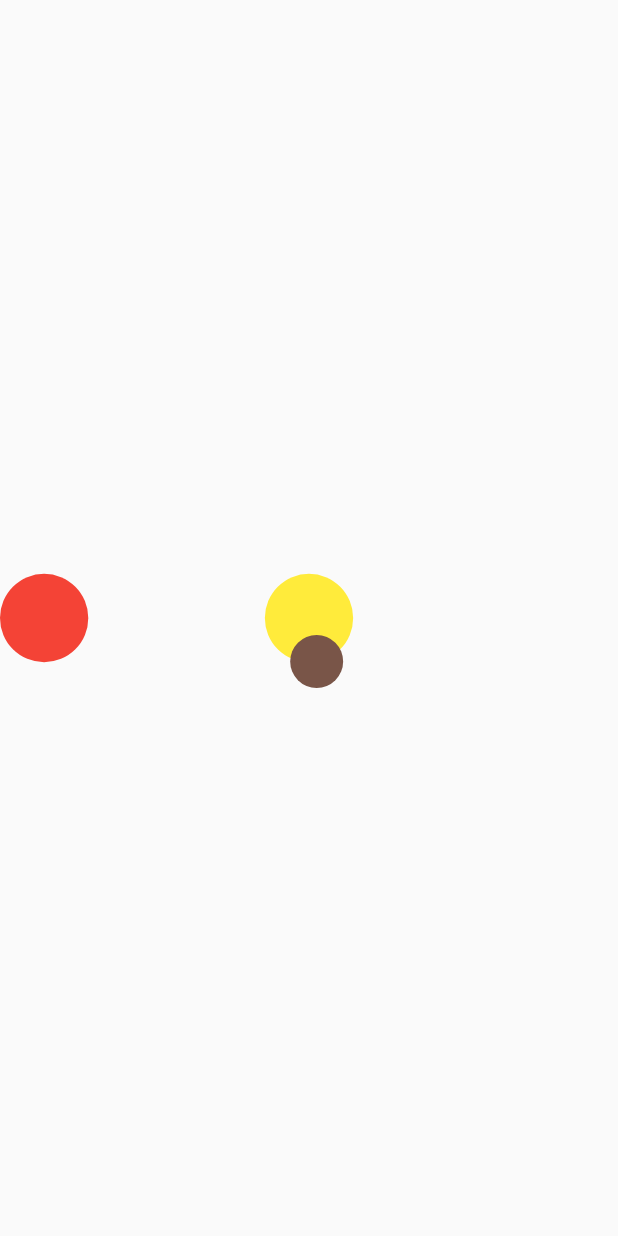
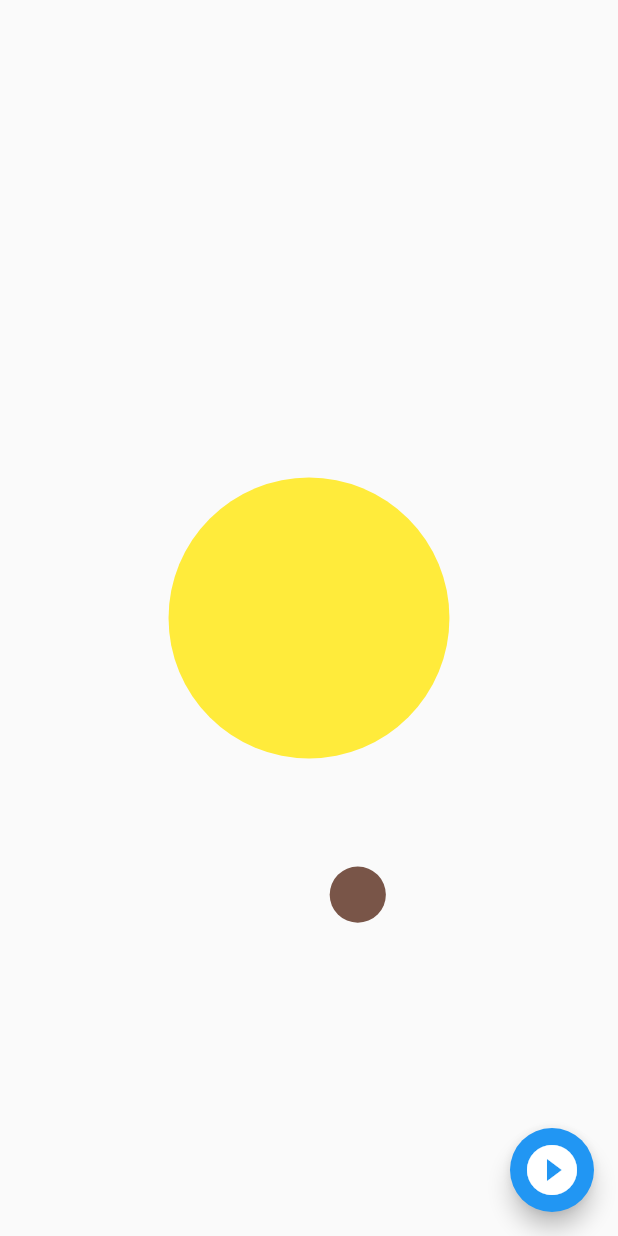
Before and after one commit to RuslanOrolbaev/solar_system, a Flutter app: the screen it shows after launch, on a phone screen of 412 x 824 dp. Run offline on Flutter 3.47's test engine with Material 2 defaults, Android fonts, the phone set to English and light mode, and no system bars.

```diff
--- /dev/null
+++ b/lib/configuration.dart
@@ -0,0 +1,2 @@
+const int fps = 60;
+const double frameRate = 1 / fps;
--- a/lib/model/calculation_helpers/farest_planet_distance.dart
+++ b/lib/model/calculation_helpers/farest_planet_distance.dart
@@ -1,6 +1,7 @@
 import 'package:solar_system/model/planet.dart';
 
 double longestPlanetDistance(List<Planet> planets) {
+  assert(planets.isNotEmpty);
   planets.sort((a, b) => (a.distanceFromCenter + a.radius)
       .compareTo(b.distanceFromCenter + b.radius));
   return planets.last.distanceFromCenter + planets.last.radius;
--- a/lib/view/home_screen.dart
+++ b/lib/view/home_screen.dart
@@ -1,9 +1,9 @@
 import 'package:flutter/material.dart';
-import 'package:solar_system/model/calculation_helpers/calculate_scale_modifier.dart';
-import 'package:solar_system/model/calculation_helpers/farest_planet_distance.dart';
-import 'package:solar_system/model/space_object.dart';
+import 'package:logging/logging.dart';
 import 'package:solar_system/model/planet.dart';
-import 'package:solar_system/view_model/space_object_widget.dart';
+import 'package:solar_system/view_model/solar_builder.dart';
+
+Logger _logger = Logger('Home screen');
 
 class HomeScreen extends StatefulWidget {
   const HomeScreen({Key? key}) : super(key: key);
@@ -13,15 +13,14 @@ class HomeScreen extends StatefulWidget {
 }
 
 class _HomeScreenState extends State<HomeScreen> {
-  late Size _size;
-
-  SpaceObject sun = SpaceObject(color: Colors.yellow, radius: 50);
+  late Size _screenSize;
+  bool _isAnimationRunning = false;
 
   Planet mercury = Planet(
-      radius: 30,
+      radius: 10,
       color: Colors.brown,
       speed: 5,
-      distanceFromCenter: 50,
+      distanceFromCenter: 100,
       angleInDegrees: 80.0);
 
   Planet jupiter = Planet(
@@ -31,39 +30,53 @@ class _HomeScreenState extends State<HomeScreen> {
       distanceFromCenter: 300,
       angleInDegrees: 180);
 
+  Planet earth = Planet(
+      radius: 20,
+      color: Colors.blue,
+      speed: 4,
+      distanceFromCenter: 150,
+      angleInDegrees: 45);
+
+  Planet uran = Planet(
+      radius: 25,
+      color: Colors.indigo,
+      speed: 20,
+      distanceFromCenter: 500,
+      angleInDegrees: 160);
+
   List<Planet> planets = [];
 
   @override
   void initState() {
     planets.add(mercury);
-    planets.add(jupiter);
+    // planets.add(earth);
+    // planets.add(jupiter);
+    // planets.add(uran);
     super.initState();
   }
 
   @override
   Widget build(BuildContext context) {
-    _size = MediaQuery.of(context).size;
+    _logger.info('running build');
+    _screenSize = MediaQuery.of(context).size;
 
-    return Scaffold(body: Stack(children: solarBuilder(sun, planets, _size)));
+    return Scaffold(
+      body: SolarBuilder(
+          planets: planets,
+          screenSize: _screenSize,
+          animationRunning: _isAnimationRunning),
+      floatingActionButton: FloatingActionButton(
+          child: Icon(
+              _isAnimationRunning
+                  ? Icons.stop_circle_outlined
+                  : Icons.play_circle_fill,
+              size: 40,
+              color: Colors.white),
+          onPressed: () {
+            setState(() {
+              _isAnimationRunning = !_isAnimationRunning;
+            });
+          }),
+    );
   }
 }
-
-List<Widget> solarBuilder(
-    SpaceObject sun, List<Planet> planets, Size screenSize) {
-  Offset screenCenter = Offset(screenSize.width / 2, screenSize.height / 2);
-  double longestDistance = longestPlanetDistance(planets);
-  double scaleModifier = calculateScaleModifier(screenSize, longestDistance);
-  List<Widget> spaceObjectWidgets = [
-    SpaceObjectWidget(
-        spaceObject: sun,
-        scaleModifier: scaleModifier,
-        screenCenter: screenCenter)
-  ];
-  for (Planet planet in planets) {
-    spaceObjectWidgets.add(SpaceObjectWidget(
-        spaceObject: planet,
-        scaleModifier: scaleModifier,
-        screenCenter: screenCenter));
-  }
-  return spaceObjectWidgets;
-}
--- a/lib/view_model/space_object_widget.dart
+++ b/lib/view_model/space_object_widget.dart
@@ -1,6 +1,6 @@
 import 'package:flutter/material.dart';
 import 'package:solar_system/model/space_object.dart';
-import 'package:solar_system/view_model/paintSpaceObject.dart';
+import 'package:solar_system/view_model/paint_space_object.dart';
 
 class SpaceObjectWidget extends StatelessWidget {
   const SpaceObjectWidget(
--- a/pubspec.yaml
+++ b/pubspec.yaml
@@ -34,6 +34,7 @@ dependencies:
   # The following adds the Cupertino Icons font to your application.
   # Use with the CupertinoIcons class for iOS style icons.
   cupertino_icons: ^1.0.2
+  logging: ^1.0.2
 
 dev_dependencies:
   flutter_test:
```
Also changed, not shown: lib/main.dart (+13 -0 lines), lib/view_model/solar_builder.dart (added, +82 -0 lines), lib/view_model/paint_space_object.dart (renamed from lib/view_model/paintSpaceObject.dart), pubspec.lock.
